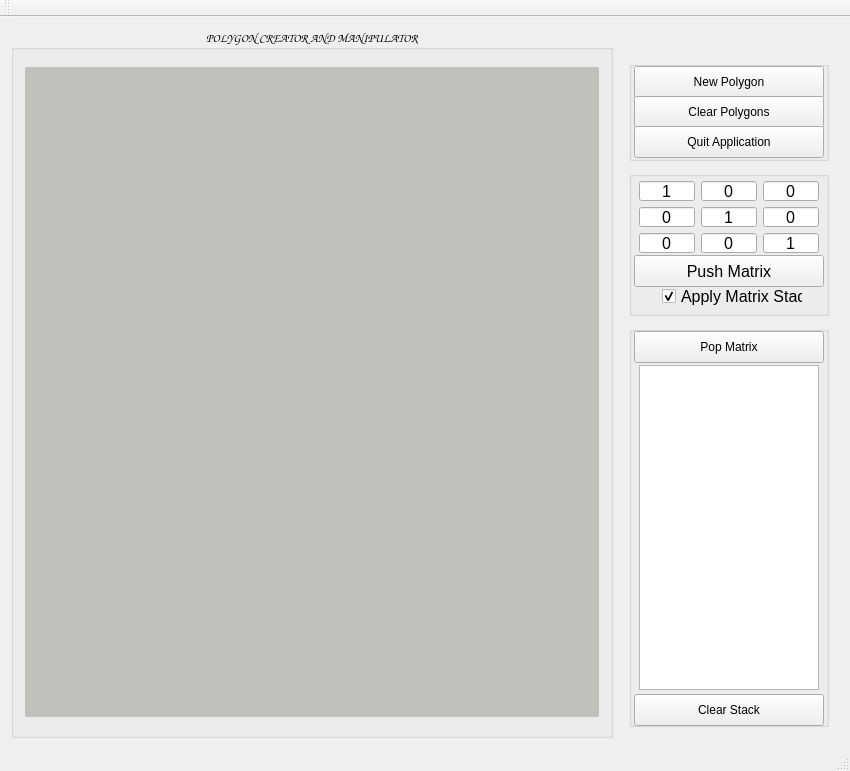
First picture: the form in mainwindow.ui, repository LloydMontgomery/CSC305_A1, before the edit.
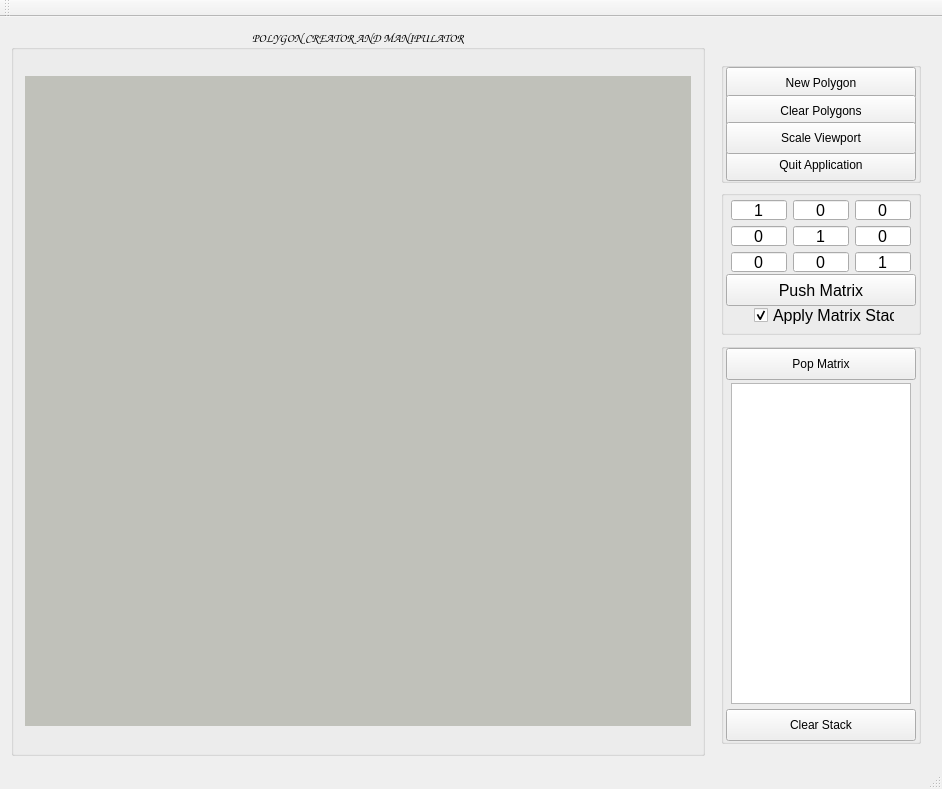
Second picture: the form after the edit. Custom widgets are drawn as their Qt base class.

Commit message: On my way to completing the viewport translation.   Needs work.  Documentation still left to do.

The edit to the form file:
```diff
--- a/mainwindow.ui
+++ b/mainwindow.ui
@@ -6,8 +6,8 @@
    <rect>
     <x>0</x>
     <y>0</y>
-    <width>850</width>
-    <height>771</height>
+    <width>942</width>
+    <height>789</height>
    </rect>
   </property>
   <property name="windowTitle">
@@ -80,9 +80,9 @@
          <property name="geometry">
           <rect>
            <x>10</x>
-           <y>33</y>
+           <y>34</y>
            <width>200</width>
-           <height>100</height>
+           <height>121</height>
           </rect>
          </property>
          <property name="title">
@@ -105,7 +105,7 @@
           <property name="geometry">
            <rect>
             <x>5</x>
-            <y>35</y>
+            <y>33</y>
             <width>190</width>
             <height>32</height>
            </rect>
@@ -118,7 +118,7 @@
           <property name="geometry">
            <rect>
             <x>5</x>
-            <y>65</y>
+            <y>87</y>
             <width>190</width>
             <height>32</height>
            </rect>
@@ -127,12 +127,25 @@
            <string>Quit Application</string>
           </property>
          </widget>
+         <widget class="QPushButton" name="pushButton_7">
+          <property name="geometry">
+           <rect>
+            <x>5</x>
+            <y>60</y>
+            <width>190</width>
+            <height>32</height>
+           </rect>
+          </property>
+          <property name="text">
+           <string>Scale Viewport</string>
+          </property>
+         </widget>
         </widget>
         <widget class="QGroupBox" name="groupBox_2">
          <property name="geometry">
           <rect>
            <x>10</x>
-           <y>143</y>
+           <y>162</y>
            <width>200</width>
            <height>145</height>
           </rect>
@@ -398,7 +411,7 @@
          <property name="geometry">
           <rect>
            <x>10</x>
-           <y>298</y>
+           <y>315</y>
            <width>200</width>
            <height>401</height>
           </rect>
@@ -416,9 +429,9 @@
           <property name="geometry">
            <rect>
             <x>10</x>
-            <y>39</y>
+            <y>40</y>
             <width>180</width>
-            <height>325</height>
+            <height>321</height>
            </rect>
           </property>
           <property name="maximumSize">
@@ -462,7 +475,7 @@
           <property name="geometry">
            <rect>
             <x>5</x>
-            <y>368</y>
+            <y>366</y>
             <width>190</width>
             <height>32</height>
            </rect>
```
Left out of the diff: 25 changed lines with no effect on the pictures. The commit also changes 2 other files.
